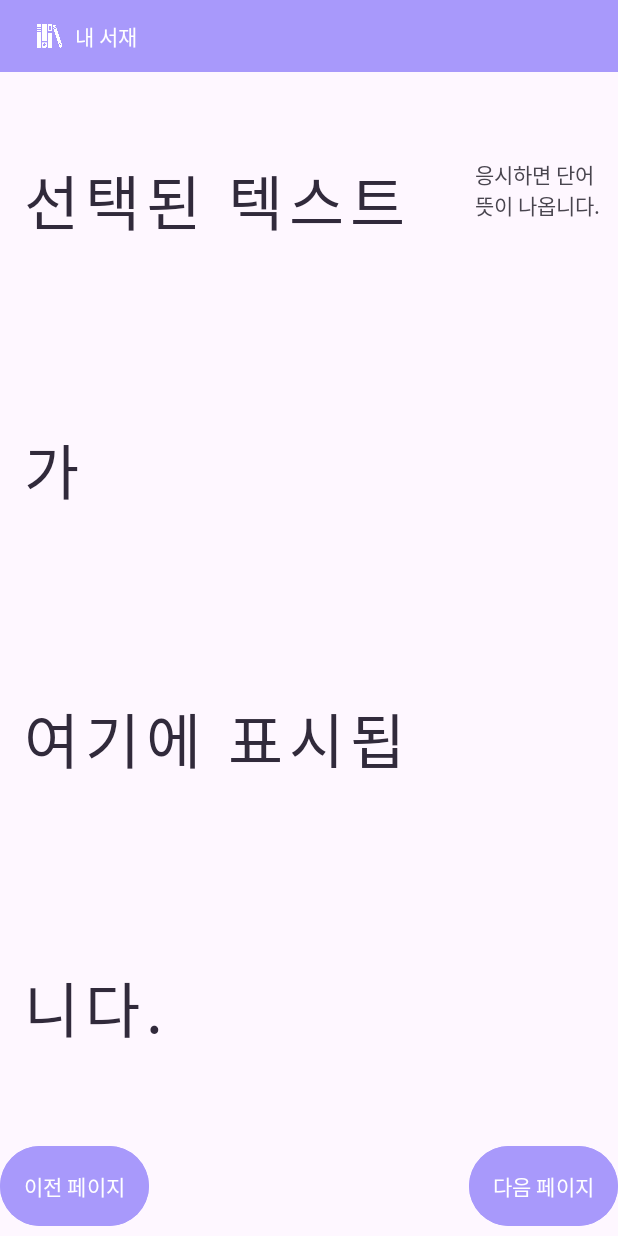
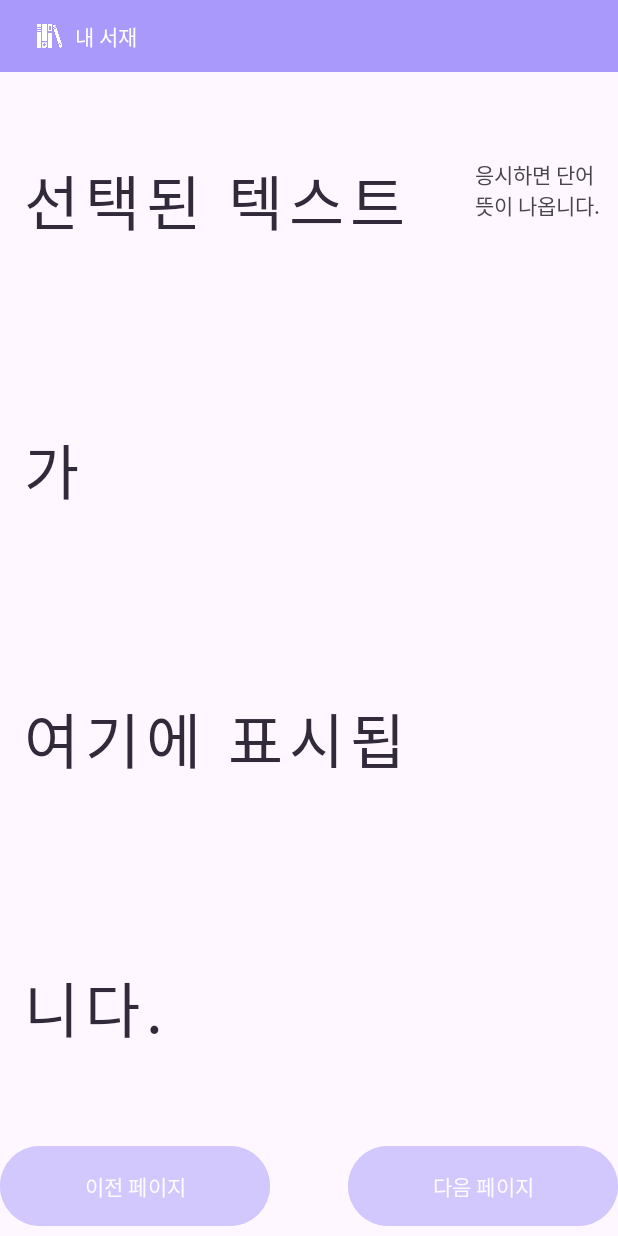
Before and after one commit to babyhuynwoo/EYE_SMART, an Android app: the MainActivity screen opened directly, with no data from a screen before it, on a phone screen of 412 x 824 dp. Run offline under Robolectric (Android 15) with nearby library versions, the phone set to English and light mode, and no system bars; libraries missing offline, so code that uses them is left out: camp.visual.eyedid; 3 statements that could not run were skipped.

Commit message:
페이지 이동에 대한 버튼응시 추가(1초)

```diff
--- a/app/src/main/res/layout/activity_bookshelf.xml
+++ b/app/src/main/res/layout/activity_bookshelf.xml
@@ -48,6 +48,7 @@
         android:layout_width="0dp"
         android:layout_height="0dp"
         android:layout_margin="8dp"
+        android:alpha="0.8"
         android:background="@drawable/samplebook1"
         app:layout_constraintBottom_toBottomOf="@id/shelfImage"
         app:layout_constraintDimensionRatio="2:3"
@@ -62,6 +63,7 @@
         android:layout_width="0dp"
         android:layout_height="0dp"
         android:layout_margin="8dp"
+        android:alpha="0.8"
         android:background="@drawable/samplebook2"
         app:layout_constraintBottom_toBottomOf="@id/shelfImage"
         app:layout_constraintDimensionRatio="2:3"
@@ -76,6 +78,7 @@
         android:layout_width="0dp"
         android:layout_height="0dp"
         android:layout_margin="8dp"
+        android:alpha="0.8"
         android:background="@drawable/samplebook3"
         app:layout_constraintBottom_toBottomOf="@id/shelfImage"
         app:layout_constraintDimensionRatio="2:3"
--- a/app/src/main/res/layout/activity_main.xml
+++ b/app/src/main/res/layout/activity_main.xml
@@ -99,13 +99,16 @@
         <!-- 하단 버튼 -->
         <FrameLayout
             android:layout_width="match_parent"
-            android:layout_height="66dp">
+            android:layout_height="66dp"
+            android:background="#00FFFFFF">
 
             <Button
                 android:id="@+id/button_prev_page"
-                android:layout_width="wrap_content"
+                android:layout_width="180dp"
                 android:layout_height="wrap_content"
                 android:layout_gravity="start|center_vertical"
+                android:layout_weight="1"
+                android:alpha="0.5"
                 android:backgroundTint="@color/main_color_purple"
                 android:padding="16dp"
                 android:text="이전 페이지"
@@ -113,9 +116,11 @@
 
             <Button
                 android:id="@+id/button_next_page"
-                android:layout_width="wrap_content"
+                android:layout_width="180dp"
                 android:layout_height="wrap_content"
                 android:layout_gravity="end|center_vertical"
+                android:layout_weight="1"
+                android:alpha="0.5"
                 android:backgroundTint="@color/main_color_purple"
                 android:padding="16dp"
                 android:text="다음 페이지"
```
Also changed, not shown: app/src/main/java/com/example/eye_smart/MainActivity.java (+46 -0 lines).
